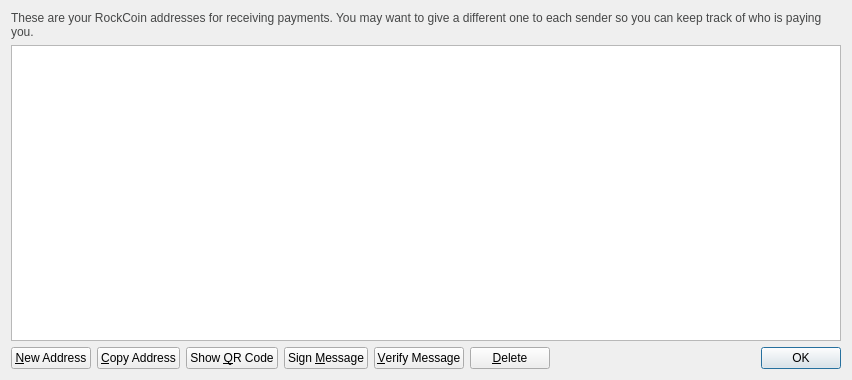
Before: the Qt Designer form src/qt/forms/addressbookpage.ui in haisee/rockcoin, drawn with Qt 5.
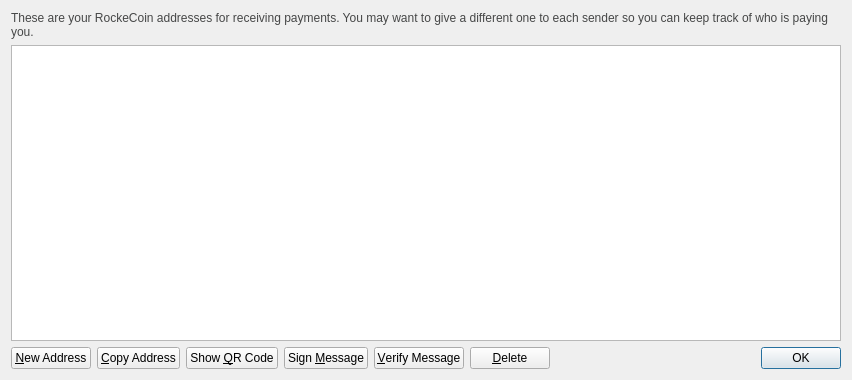
After: the same form once the commit is applied. Icons and pictures are not drawn.

Commit message: fix coin name

```diff
--- a/src/qt/forms/addressbookpage.ui
+++ b/src/qt/forms/addressbookpage.ui
@@ -20,7 +20,7 @@
       <string notr="true">#labelExplanation { color: #464747; }</string>
      </property>
      <property name="text">
-      <string>These are your RockCoin addresses for receiving payments. You may want to give a different one to each sender so you can keep track of who is paying you.</string>
+      <string>These are your RockeCoin addresses for receiving payments. You may want to give a different one to each sender so you can keep track of who is paying you.</string>
      </property>
      <property name="textFormat">
       <enum>Qt::PlainText</enum>
```
Left out of the diff: 4 changed lines with no effect on the pictures. The commit also changes 141 other files.
